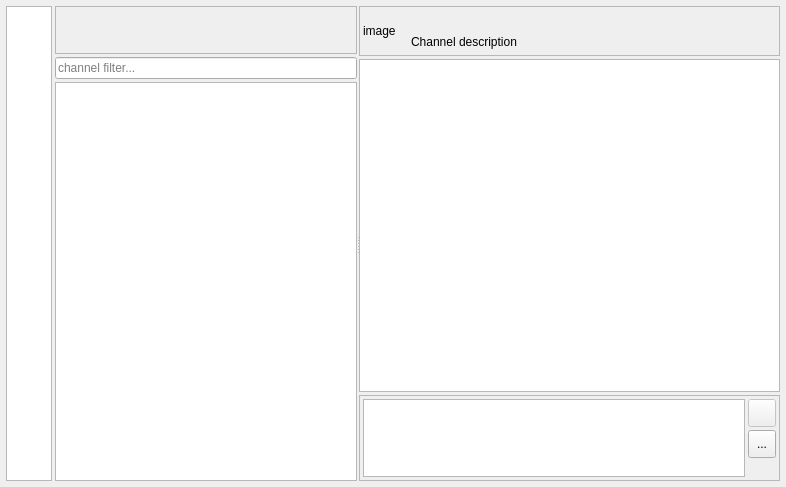
The window that desktop/AppWidget.ui (savegame/harbour-mattermost) describes before a commit, drawn with Qt 5.
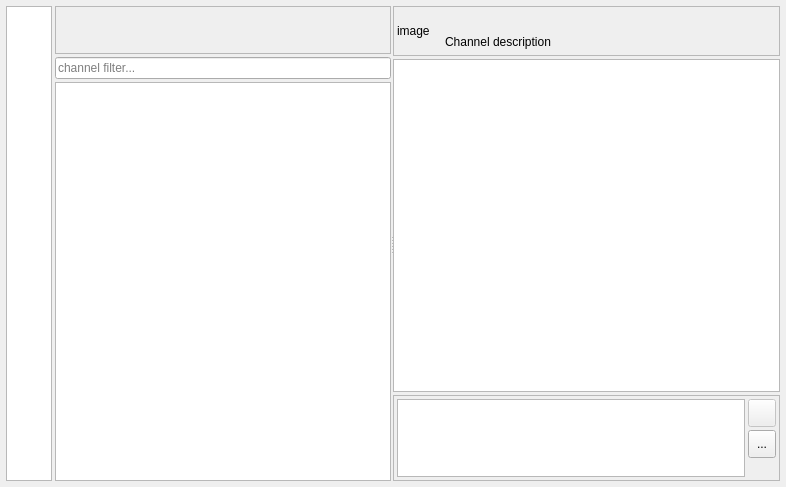
The same window after the commit. The open tabs and pages were chosen to show the change. Icons and pictures are not drawn. Custom widgets are drawn as their Qt base class.

Commit message: - highlight message under cursor ( work only if click on messages view ) - fix purpose label size hint ( now it crop if its width more than window width )

What changed in the file:
```diff
--- a/desktop/AppWidget.ui
+++ b/desktop/AppWidget.ui
@@ -241,7 +241,7 @@
                 <item>
                  <widget class="QLabel" name="channelNameLabel">
                   <property name="sizePolicy">
-                   <sizepolicy hsizetype="MinimumExpanding" vsizetype="Preferred">
+                   <sizepolicy hsizetype="Ignored" vsizetype="Preferred">
                     <horstretch>0</horstretch>
                     <verstretch>0</verstretch>
                    </sizepolicy>
@@ -260,7 +260,7 @@
                 <item>
                  <widget class="QLabel" name="channelDescriptionLabel">
                   <property name="sizePolicy">
-                   <sizepolicy hsizetype="MinimumExpanding" vsizetype="Preferred">
+                   <sizepolicy hsizetype="Ignored" vsizetype="Preferred">
                     <horstretch>0</horstretch>
                     <verstretch>0</verstretch>
                    </sizepolicy>
@@ -286,10 +286,13 @@
                 <property name="orientation">
                  <enum>Qt::Horizontal</enum>
                 </property>
+                <property name="sizeType">
+                 <enum>QSizePolicy::Minimum</enum>
+                </property>
                 <property name="sizeHint" stdset="0">
                  <size>
-                  <width>195</width>
-                  <height>20</height>
+                  <width>0</width>
+                  <height>0</height>
                  </size>
                 </property>
                </spacer>
```
Left out of the diff: 22 changed lines with no effect on the pictures. The commit also changes 4 other files.
